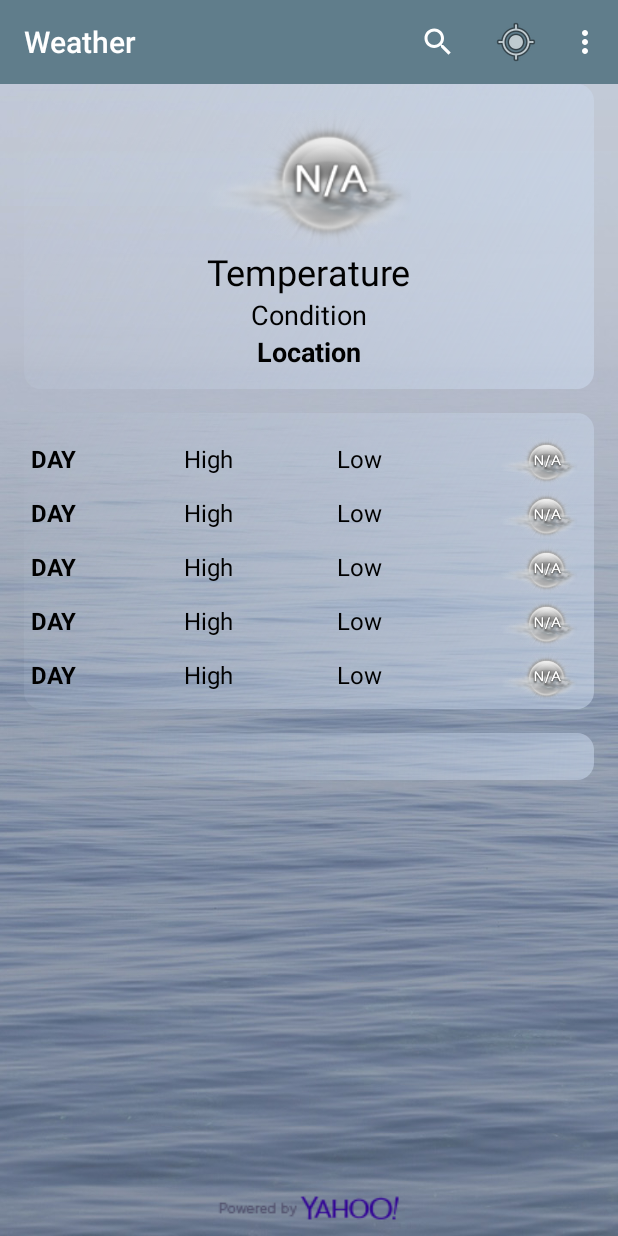
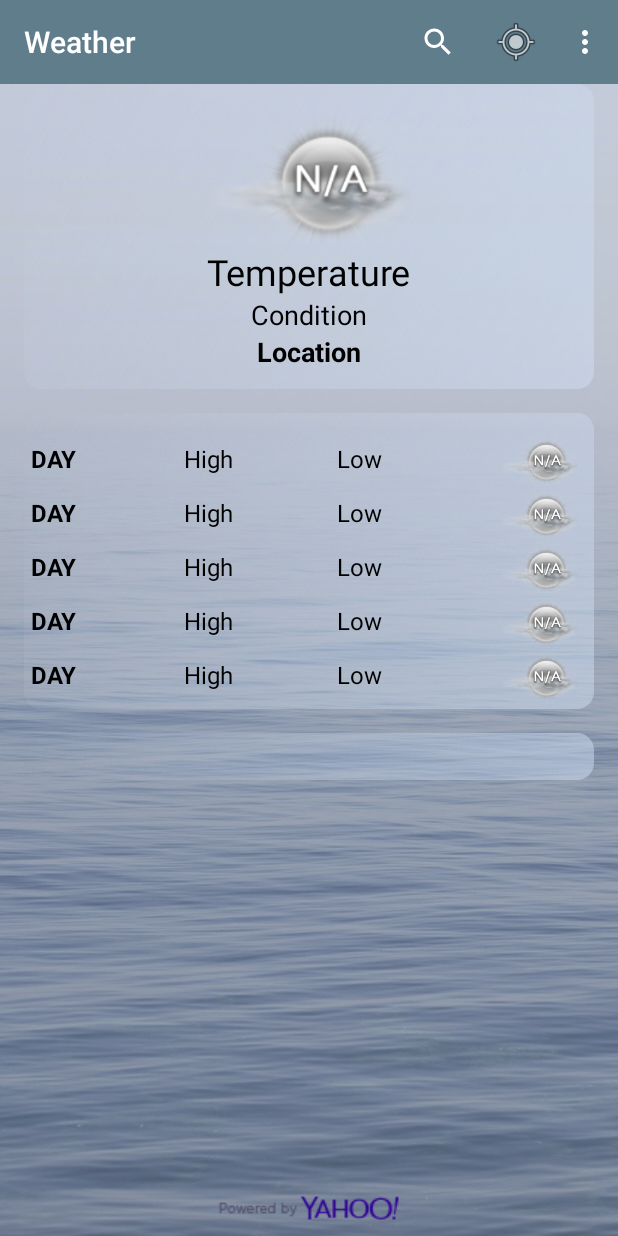
Before and after one commit to sun-xiaofeng/COMP90018-Project, an Android app: the screen it shows after launch (WeatherActivity), on a phone screen of 412 x 824 dp. Run offline under Robolectric (Android 15) with nearby library versions, the phone set to English and light mode, and no system bars.

Commit message:
Minor layout fixes

```diff
--- a/app/src/main/res/layout/activity_weather.xml
+++ b/app/src/main/res/layout/activity_weather.xml
@@ -8,11 +8,15 @@
     tools:layout_editor_absoluteX="0dp"
     tools:layout_editor_absoluteY="0dp">
 
+    <include
+        android:id="@+id/toolbar_1"
+        layout="@layout/toolbar" />
 
     <ImageView
         android:id="@+id/background"
         android:layout_width="match_parent"
         android:layout_height="match_parent"
+        android:layout_below="@id/toolbar_1"
         android:scaleType="centerCrop"
         app:srcCompat="@drawable/background_1" />
 
@@ -152,12 +156,6 @@
         </RelativeLayout>
     </ScrollView>
 
-
-    <include
-        android:id="@+id/toolbar_1"
-        layout="@layout/toolbar" />
-
-
     <ImageView
         android:id="@+id/yahooLogoView"
         android:layout_width="wrap_content"
```
